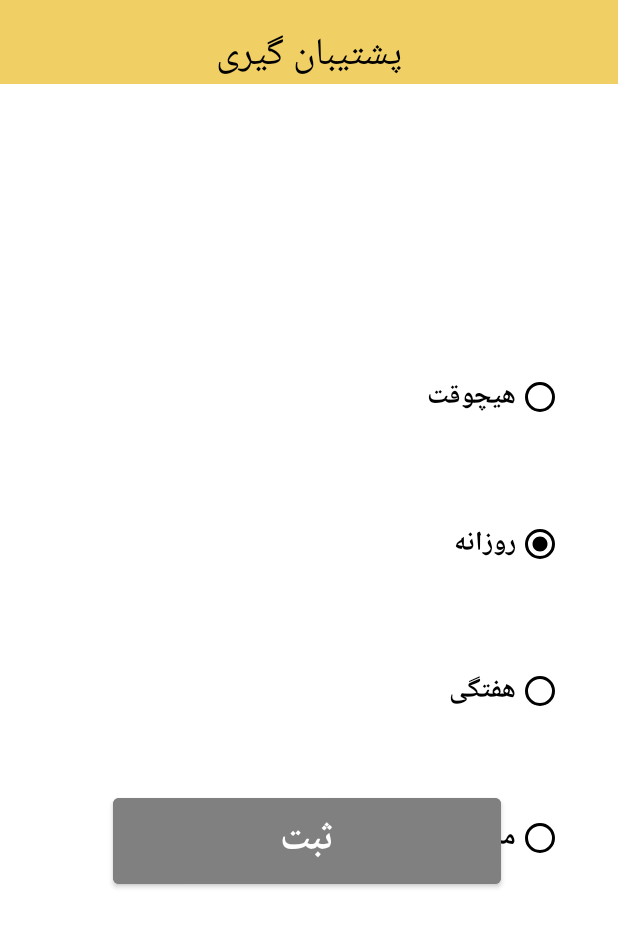
After one commit to Aryas1378/mianBar, an Android app: the layout activity_backup.xml on its own in the app's theme, with its tools: preview values and no code run, on a phone screen of 412 x 824 dp. The commit adds this screen. Shown: the top 927 px of the screen. Run offline under Robolectric (Android 15) with nearby library versions, the light colour scheme and no system bars.

Commit message:
backUp layout added

```diff
--- /dev/null
+++ b/app/src/main/res/layout/activity_backup.xml
@@ -0,0 +1,113 @@
+<?xml version="1.0" encoding="utf-8"?>
+<RelativeLayout xmlns:android="http://schemas.android.com/apk/res/android"
+    xmlns:app="http://schemas.android.com/apk/res-auto"
+    xmlns:tools="http://schemas.android.com/tools"
+    android:layout_width="match_parent"
+    android:layout_height="match_parent"
+    android:background="@color/white"
+    android:orientation="vertical"
+    tools:context=".controller.MainActivity">
+
+
+    <androidx.appcompat.widget.Toolbar
+        android:layout_width="match_parent"
+        android:layout_height="wrap_content"
+        android:background="@color/bright_yellow"
+
+        />
+
+    <TextView
+        android:id="@+id/textView"
+        style="@style/Toolbar.TitleText"
+        android:layout_width="wrap_content"
+        android:layout_height="wrap_content"
+        android:layout_centerHorizontal="true"
+
+        android:layout_marginTop="15dp"
+        android:text="پشتیبان گیری"
+
+        android:textColor="@color/black"
+        android:textSize="25dp" />
+
+    <RadioGroup
+        android:id="@+id/radio_group"
+        android:layout_width="wrap_content"
+        android:layout_height="489dp"
+        android:layout_alignParentEnd="true"
+        android:layout_alignParentBottom="true"
+        android:layout_marginEnd="36dp"
+        android:layout_marginBottom="94dp"
+        android:orientation="vertical"
+        >
+
+        <RadioButton
+            android:id="@+id/radio_button_1"
+            android:layout_width="wrap_content"
+            android:layout_height="wrap_content"
+
+            android:layoutDirection="rtl"
+            android:text="هیچوقت"
+            style="@style/Toolbar.TitleText"
+            android:buttonTint="@color/black"
+            android:textStyle="bold"
+            android:textColor="@color/black" />
+
+        <RadioButton
+            android:id="@+id/radio_button_2"
+            android:layout_width="match_parent"
+            android:layout_height="wrap_content"
+            android:buttonTint="@color/black"
+            android:layoutDirection="rtl"
+            style="@style/Toolbar.TitleText"
+            android:textColor="@color/black"
+            android:textStyle="bold"
+            android:text="روزانه"
+            android:checked="true"
+            android:layout_marginTop="50dp"
+            />
+
+        <RadioButton
+            android:id="@+id/radio_button_3"
+            android:layout_width="match_parent"
+            android:layout_height="wrap_content"
+            android:buttonTint="@color/black"
+            android:layoutDirection="rtl"
+            style="@style/Toolbar.TitleText"
+            android:textColor="@color/black"
+            android:textStyle="bold"
+            android:layout_marginTop="50dp"
+            android:text="هفتگی" />
+
+        <RadioButton
+            android:id="@+id/radioButton7"
+            android:layout_width="match_parent"
+            android:layout_height="wrap_content"
+            android:buttonTint="@color/black"
+            android:layoutDirection="rtl"
+            style="@style/Toolbar.TitleText"
+            android:textColor="@color/black"
+            android:textStyle="bold"
+            android:layout_marginTop="50dp"
+            android:text="ماهانه" />
+
+
+    </RadioGroup>
+
+    <Button
+        android:id="@+id/backUpSubBtn"
+        android:layout_width="wrap_content"
+        android:layout_height="69dp"
+        android:layout_alignParentStart="true"
+        android:layout_alignParentTop="true"
+        android:layout_alignParentEnd="true"
+        android:layout_centerHorizontal="true"
+        android:layout_marginStart="75dp"
+        android:layout_marginTop="526dp"
+        android:layout_marginEnd="78dp"
+        android:backgroundTint="@color/gray"
+        android:text="ثبت"
+        android:textSize="25dp"
+        android:textStyle="bold" />
+
+
+</RelativeLayout>
--- a/app/src/main/res/layout/stuff_managing.xml
+++ b/app/src/main/res/layout/stuff_managing.xml
@@ -31,6 +31,8 @@
         android:layout_marginRight="@dimen/text_small_size"
         android:layout_marginLeft="@dimen/text_small_size"
         />
+
+
 
     <EditText
         android:id="@+id/stuff_name"
--- a/app/src/main/res/values/colors.xml
+++ b/app/src/main/res/values/colors.xml
@@ -9,4 +9,5 @@
     <color name="white">#FFFFFFFF</color>
     <color name="gray">#808080</color>
     <color name="green">#008000</color>
+    <color name="bright_yellow">#F0CF65</color>
 </resources>
--- a/app/src/main/res/values/themes.xml
+++ b/app/src/main/res/values/themes.xml
@@ -22,4 +22,7 @@
     <style name="Theme.IFruit.AppBarOverlay" parent="ThemeOverlay.AppCompat.Dark.ActionBar" />
 
     <style name="Theme.IFruit.PopupOverlay" parent="ThemeOverlay.AppCompat.Light" />
+    <style name="Toolbar.TitleText" parent="TextAppearance.Widget.AppCompat.Toolbar.Title">
+        <item name="android:textSize">18sp</item>
+    </style>
 </resources>
```
